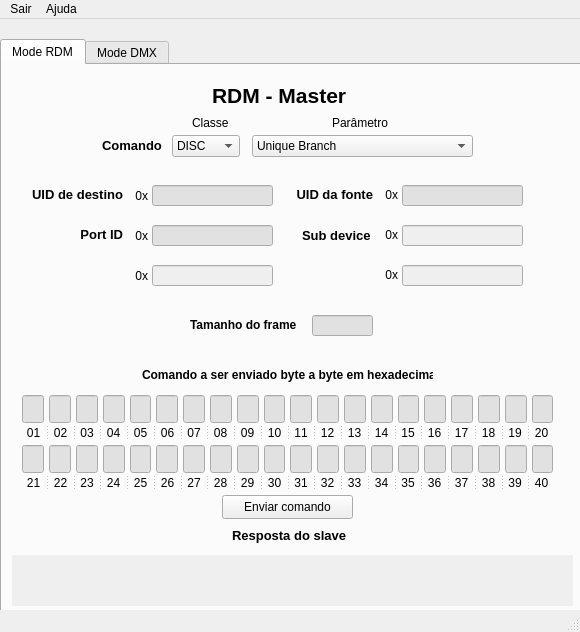
The window that development/RDM_DMX_Master.ui (GuilhermeRS11/GUI_RDM_DMX_Master) describes before a commit, drawn with Qt 5.
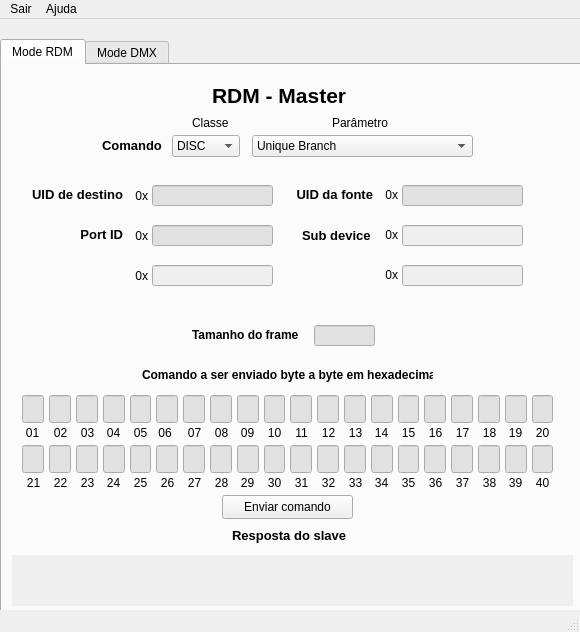
The same window after the commit.

Diff of the .ui file:
```diff
--- a/development/RDM_DMX_Master.ui
+++ b/development/RDM_DMX_Master.ui
@@ -55,6 +55,9 @@
       <pointsize>9</pointsize>
      </font>
     </property>
+    <property name="autoFillBackground">
+     <bool>true</bool>
+    </property>
     <property name="currentIndex">
      <number>0</number>
     </property>
@@ -1628,8 +1631,8 @@
      <widget class="QLineEdit" name="frame_size">
       <property name="geometry">
        <rect>
-        <x>310</x>
-        <y>250</y>
+        <x>312</x>
+        <y>260</y>
         <width>61</width>
         <height>21</height>
        </rect>
@@ -1644,8 +1647,8 @@
      <widget class="QLabel" name="label_5">
       <property name="geometry">
        <rect>
-        <x>188</x>
-        <y>250</y>
+        <x>190</x>
+        <y>260</y>
         <width>111</width>
         <height>20</height>
        </rect>
@@ -1667,240 +1670,525 @@
        <string> 0x</string>
       </property>
      </widget>
-     <widget class="QSplitter" name="splitter_3">
+     <widget class="QLabel" name="label_22">
       <property name="geometry">
        <rect>
-        <x>20</x>
-        <y>410</y>
-        <width>531</width>
+        <x>48</x>
+        <y>360</y>
+        <width>21</width>
         <height>16</height>
        </rect>
       </property>
-      <property name="orientation">
-       <enum>Qt::Horizontal</enum>
+      <property name="text">
+       <string>&lt;html&gt;&lt;head/&gt;&lt;body&gt;&lt;p align=&quot;center&quot;&gt;02&lt;/p&gt;&lt;/body&gt;&lt;/html&gt;</string>
       </property>
-      <widget class="QLabel" name="label_44">
-       <property name="text">
-        <string>&lt;html&gt;&lt;head/&gt;&lt;body&gt;&lt;p align=&quot;center&quot;&gt;21&lt;/p&gt;&lt;/body&gt;&lt;/html&gt;</string>
-       </property>
-      </widget>
-      <widget class="QLabel" name="label_39">
-       <property name="text">
-        <string>&lt;html&gt;&lt;head/&gt;&lt;body&gt;&lt;p align=&quot;center&quot;&gt;22&lt;/p&gt;&lt;/body&gt;&lt;/html&gt;</string>
-       </property>
-      </widget>
-      <widget class="QLabel" name="label_40">
-       <property name="text">
-        <string>&lt;html&gt;&lt;head/&gt;&lt;body&gt;&lt;p align=&quot;center&quot;&gt;23&lt;/p&gt;&lt;/body&gt;&lt;/html&gt;</string>
-       </property>
-      </widget>
-      <widget class="QLabel" name="label_47">
-       <property name="text">
-        <string>&lt;html&gt;&lt;head/&gt;&lt;body&gt;&lt;p align=&quot;center&quot;&gt;24&lt;/p&gt;&lt;/body&gt;&lt;/html&gt;</string>
-       </property>
-      </widget>
-      <widget class="QLabel" name="label_41">
-       <property name="text">
-        <string>&lt;html&gt;&lt;head/&gt;&lt;body&gt;&lt;p align=&quot;center&quot;&gt;25&lt;/p&gt;&lt;/body&gt;&lt;/html&gt;</string>
-       </property>
-      </widget>
-      <widget class="QLabel" name="label_46">
-       <property name="text">
-        <string>&lt;html&gt;&lt;head/&gt;&lt;body&gt;&lt;p align=&quot;center&quot;&gt;26&lt;/p&gt;&lt;/body&gt;&lt;/html&gt;</string>
-       </property>
-      </widget>
-      <widget class="QLabel" name="label_42">
-       <property name="text">
-        <string>&lt;html&gt;&lt;head/&gt;&lt;body&gt;&lt;p align=&quot;center&quot;&gt;27&lt;/p&gt;&lt;/body&gt;&lt;/html&gt;</string>
-       </property>
-      </widget>
-      <widget class="QLabel" name="label_45">
-       <property name="text">
-        <string>&lt;html&gt;&lt;head/&gt;&lt;body&gt;&lt;p align=&quot;center&quot;&gt;28&lt;/p&gt;&lt;/body&gt;&lt;/html&gt;</string>
-       </property>
-      </widget>
-      <widget class="QLabel" name="label_43">
-       <property name="text">
-        <string>&lt;html&gt;&lt;head/&gt;&lt;body&gt;&lt;p align=&quot;center&quot;&gt;29&lt;/p&gt;&lt;/body&gt;&lt;/html&gt;</string>
-       </property>
-      </widget>
-      <widget class="QLabel" name="label_53">
-       <property name="text">
-        <string>&lt;html&gt;&lt;head/&gt;&lt;body&gt;&lt;p align=&quot;center&quot;&gt;30&lt;/p&gt;&lt;/body&gt;&lt;/html&gt;</string>
-       </property>
-      </widget>
-      <widget class="QLabel" name="label_48">
-       <property name="text">
-        <string>&lt;html&gt;&lt;head/&gt;&lt;body&gt;&lt;p align=&quot;center&quot;&gt;31&lt;/p&gt;&lt;/body&gt;&lt;/html&gt;</string>
-       </property>
-      </widget>
-      <widget class="QLabel" name="label_49">
-       <property name="text">
-        <string>&lt;html&gt;&lt;head/&gt;&lt;body&gt;&lt;p align=&quot;center&quot;&gt;32&lt;/p&gt;&lt;/body&gt;&lt;/html&gt;</string>
-       </property>
-      </widget>
-      <widget class="QLabel" name="label_56">
-       <property name="text">
-        <string>&lt;html&gt;&lt;head/&gt;&lt;body&gt;&lt;p align=&quot;center&quot;&gt;33&lt;/p&gt;&lt;/body&gt;&lt;/html&gt;</string>
-       </property>
-      </widget>
-      <widget class="QLabel" name="label_50">
-       <property name="text">
-        <string>&lt;html&gt;&lt;head/&gt;&lt;body&gt;&lt;p align=&quot;center&quot;&gt;34&lt;/p&gt;&lt;/body&gt;&lt;/html&gt;</string>
-       </property>
-      </widget>
-      <widget class="QLabel" name="label_55">
-       <property name="text">
-        <string>&lt;html&gt;&lt;head/&gt;&lt;body&gt;&lt;p align=&quot;center&quot;&gt;35&lt;/p&gt;&lt;/body&gt;&lt;/html&gt;</string>
-       </property>
-      </widget>
-      <widget class="QLabel" name="label_51">
-       <property name="text">
-        <string>&lt;html&gt;&lt;head/&gt;&lt;body&gt;&lt;p align=&quot;center&quot;&gt;36&lt;/p&gt;&lt;/body&gt;&lt;/html&gt;</string>
-       </property>
-      </widget>
-      <widget class="QLabel" name="label_54">
-       <property name="text">
-        <string>&lt;html&gt;&lt;head/&gt;&lt;body&gt;&lt;p align=&quot;center&quot;&gt;37&lt;/p&gt;&lt;/body&gt;&lt;/html&gt;</string>
-       </property>
-      </widget>
-      <widget class="QLabel" name="label_52">
-       <property name="text">
-        <string>&lt;html&gt;&lt;head/&gt;&lt;body&gt;&lt;p align=&quot;center&quot;&gt;38&lt;/p&gt;&lt;/body&gt;&lt;/html&gt;</string>
-       </property>
-      </widget>
-      <widget class="QLabel" name="label_61">
-       <property name="text">
-        <string>&lt;html&gt;&lt;head/&gt;&lt;body&gt;&lt;p align=&quot;center&quot;&gt;39&lt;/p&gt;&lt;/body&gt;&lt;/html&gt;</string>
-       </property>
-      </widget>
-      <widget class="QLabel" name="label_62">
-       <property name="text">
-        <string>&lt;html&gt;&lt;head/&gt;&lt;body&gt;&lt;p align=&quot;center&quot;&gt;40&lt;/p&gt;&lt;/body&gt;&lt;/html&gt;</string>
-       </property>
-      </widget>
      </widget>
-     <widget class="QSplitter" name="splitter_4">
+     <widget class="QLabel" name="label_21">
       <property name="geometry">
        <rect>
         <x>20</x>
         <y>360</y>
-        <width>531</width>
+        <width>21</width>
         <height>16</height>
        </rect>
       </property>
-      <property name="font">
-       <font>
-        <pointsize>9</pointsize>
-        <kerning>false</kerning>
-       </font>
+      <property name="text">
+       <string>&lt;html&gt;&lt;head/&gt;&lt;body&gt;&lt;p align=&quot;center&quot;&gt;01&lt;/p&gt;&lt;/body&gt;&lt;/html&gt;</string>
       </property>
-      <property name="whatsThis">
-       <string>&lt;html&gt;&lt;head/&gt;&lt;body&gt;&lt;p align=&quot;center&quot;&gt;&lt;br/&gt;&lt;/p&gt;&lt;/body&gt;&lt;/html&gt;</string>
+     </widget>
+     <widget class="QLabel" name="label_23">
+      <property name="geometry">
+       <rect>
+        <x>75</x>
+        <y>360</y>
+        <width>21</width>
+        <height>16</height>
+       </rect>
       </property>
-      <property name="orientation">
-       <enum>Qt::Horizontal</enum>
+      <property name="text">
+       <string>&lt;html&gt;&lt;head/&gt;&lt;body&gt;&lt;p align=&quot;center&quot;&gt;03&lt;/p&gt;&lt;/body&gt;&lt;/html&gt;</string>
       </property>
-      <widget class="QLabel" name="label_21">
-       <property name="text">
-        <string>&lt;html&gt;&lt;head/&gt;&lt;body&gt;&lt;p align=&quot;center&quot;&gt;01&lt;/p&gt;&lt;/body&gt;&lt;/html&gt;</string>
-       </property>
-      </widget>
-      <widget class="QLabel" name="label_22">
-       <property name="text">
-        <string>&lt;html&gt;&lt;head/&gt;&lt;body&gt;&lt;p align=&quot;center&quot;&gt;02&lt;/p&gt;&lt;/body&gt;&lt;/html&gt;</string>
-       </property>
-      </widget>
-      <widget class="QLabel" name="label_23">
-       <property name="text">
-        <string>&lt;html&gt;&lt;head/&gt;&lt;body&gt;&lt;p align=&quot;center&quot;&gt;03&lt;/p&gt;&lt;/body&gt;&lt;/html&gt;</string>
-       </property>
-      </widget>
-      <widget class="QLabel" name="label_26">
-       <property name="text">
-        <string>&lt;html&gt;&lt;head/&gt;&lt;body&gt;&lt;p align=&quot;center&quot;&gt;04&lt;/p&gt;&lt;/body&gt;&lt;/html&gt;</string>
-       </property>
-      </widget>
-      <widget class="QLabel" name="label_24">
-       <property name="text">
-        <string>&lt;html&gt;&lt;head/&gt;&lt;body&gt;&lt;p align=&quot;center&quot;&gt;05&lt;/p&gt;&lt;/body&gt;&lt;/html&gt;</string>
-       </property>
-      </widget>
-      <widget class="QLabel" name="label_25">
-       <property name="text">
-        <string>&lt;html&gt;&lt;head/&gt;&lt;body&gt;&lt;p align=&quot;center&quot;&gt;06&lt;/p&gt;&lt;/body&gt;&lt;/html&gt;</string>
-       </property>
-      </widget>
-      <widget class="QLabel" name="label_29">
-       <property name="text">
-        <string>&lt;html&gt;&lt;head/&gt;&lt;body&gt;&lt;p align=&quot;center&quot;&gt;07&lt;/p&gt;&lt;/body&gt;&lt;/html&gt;</string>
-       </property>
-      </widget>
-      <widget class="QLabel" name="label_27">
-       <property name="text">
-        <string>&lt;html&gt;&lt;head/&gt;&lt;body&gt;&lt;p align=&quot;center&quot;&gt;08&lt;/p&gt;&lt;/body&gt;&lt;/html&gt;</string>
-       </property>
-      </widget>
-      <widget class="QLabel" name="label_28">
-       <property name="text">
-        <string>&lt;html&gt;&lt;head/&gt;&lt;body&gt;&lt;p align=&quot;center&quot;&gt;09&lt;/p&gt;&lt;/body&gt;&lt;/html&gt;</string>
-       </property>
-      </widget>
-      <widget class="QLabel" name="label_35">
-       <property name="text">
-        <string>&lt;html&gt;&lt;head/&gt;&lt;body&gt;&lt;p align=&quot;center&quot;&gt;10&lt;/p&gt;&lt;/body&gt;&lt;/html&gt;</string>
-       </property>
-      </widget>
-      <widget class="QLabel" name="label_30">
-       <property name="text">
-        <string>&lt;html&gt;&lt;head/&gt;&lt;body&gt;&lt;p align=&quot;center&quot;&gt;11&lt;/p&gt;&lt;/body&gt;&lt;/html&gt;</string>
-       </property>
-      </widget>
-      <widget class="QLabel" name="label_31">
-       <property name="text">
-        <string>&lt;html&gt;&lt;head/&gt;&lt;body&gt;&lt;p align=&quot;center&quot;&gt;12&lt;/p&gt;&lt;/body&gt;&lt;/html&gt;</string>
-       </property>
-      </widget>
-      <widget class="QLabel" name="label_38">
-       <property name="text">
-        <string>&lt;html&gt;&lt;head/&gt;&lt;body&gt;&lt;p align=&quot;center&quot;&gt;13&lt;/p&gt;&lt;/body&gt;&lt;/html&gt;</string>
-       </property>
-      </widget>
-      <widget class="QLabel" name="label_32">
-       <property name="text">
-        <string>&lt;html&gt;&lt;head/&gt;&lt;body&gt;&lt;p align=&quot;center&quot;&gt;14&lt;/p&gt;&lt;/body&gt;&lt;/html&gt;</string>
-       </property>
-      </widget>
-      <widget class="QLabel" name="label_37">
-       <property name="text">
-        <string>&lt;html&gt;&lt;head/&gt;&lt;body&gt;&lt;p align=&quot;center&quot;&gt;15&lt;/p&gt;&lt;/body&gt;&lt;/html&gt;</string>
-       </property>
-      </widget>
-      <widget class="QLabel" name="label_33">
-       <property name="text">
-        <string>&lt;html&gt;&lt;head/&gt;&lt;body&gt;&lt;p align=&quot;center&quot;&gt;16&lt;/p&gt;&lt;/body&gt;&lt;/html&gt;</string>
-       </property>
-      </widget>
-      <widget class="QLabel" name="label_36">
-       <property name="text">
-        <string>&lt;html&gt;&lt;head/&gt;&lt;body&gt;&lt;p align=&quot;center&quot;&gt;17&lt;/p&gt;&lt;/body&gt;&lt;/html&gt;</string>
-       </property>
-      </widget>
-      <widget class="QLabel" name="label_34">
-       <property name="text">
-        <string>&lt;html&gt;&lt;head/&gt;&lt;body&gt;&lt;p align=&quot;center&quot;&gt;18&lt;/p&gt;&lt;/body&gt;&lt;/html&gt;</string>
-       </property>
-      </widget>
-      <widget class="QLabel" name="label_57">
-       <property name="text">
-        <string>&lt;html&gt;&lt;head/&gt;&lt;body&gt;&lt;p align=&quot;center&quot;&gt;19&lt;/p&gt;&lt;/body&gt;&lt;/html&gt;</string>
-       </property>
-      </widget>
-      <widget class="QLabel" name="label_58">
-       <property name="text">
-        <string>&lt;html&gt;&lt;head/&gt;&lt;body&gt;&lt;p align=&quot;center&quot;&gt;20&lt;/p&gt;&lt;/body&gt;&lt;/html&gt;</string>
-       </property>
-      </widget>
+     </widget>
+     <widget class="QLabel" name="label_26">
+      <property name="geometry">
+       <rect>
+        <x>101</x>
+        <y>360</y>
+        <width>21</width>
+        <height>16</height>
+       </rect>
+      </property>
+      <property name="text">
+       <string>&lt;html&gt;&lt;head/&gt;&lt;body&gt;&lt;p align=&quot;center&quot;&gt;04&lt;/p&gt;&lt;/body&gt;&lt;/html&gt;</string>
+      </property>
+     </widget>
+     <widget class="QLabel" name="label_25">
+      <property name="geometry">
+       <rect>
+        <x>155</x>
+        <y>360</y>
+        <width>16</width>
+        <height>16</height>
+       </rect>
+      </property>
+      <property name="text">
+       <string>&lt;html&gt;&lt;head/&gt;&lt;body&gt;&lt;p align=&quot;center&quot;&gt;06&lt;/p&gt;&lt;/body&gt;&lt;/html&gt;</string>
+      </property>
+     </widget>
+     <widget class="QLabel" name="label_24">
+      <property name="geometry">
+       <rect>
+        <x>128</x>
+        <y>360</y>
+        <width>21</width>
+        <height>16</height>
+       </rect>
+      </property>
+      <property name="text">
+       <string>&lt;html&gt;&lt;head/&gt;&lt;body&gt;&lt;p align=&quot;center&quot;&gt;05&lt;/p&gt;&lt;/body&gt;&lt;/html&gt;</string>
+      </property>
+     </widget>
+     <widget class="QLabel" name="label_29">
+      <property name="geometry">
+       <rect>
+        <x>182</x>
+        <y>360</y>
+        <width>21</width>
+        <height>16</height>
+       </rect>
+      </property>
+      <property name="text">
+       <string>&lt;html&gt;&lt;head/&gt;&lt;body&gt;&lt;p align=&quot;center&quot;&gt;07&lt;/p&gt;&lt;/body&gt;&lt;/html&gt;</string>
+      </property>
+     </widget>
+     <widget class="QLabel" name="label_27">
+      <property name="geometry">
+       <rect>
+        <x>209</x>
+        <y>360</y>
+        <width>21</width>
+        <height>16</height>
+       </rect>
+      </property>
+      <property name="text">
+       <string>&lt;html&gt;&lt;head/&gt;&lt;body&gt;&lt;p align=&quot;center&quot;&gt;08&lt;/p&gt;&lt;/body&gt;&lt;/html&gt;</string>
+      </property>
+     </widget>
+     <widget class="QLabel" name="label_28">
+      <property name="geometry">
+       <rect>
+        <x>235</x>
+        <y>360</y>
+        <width>21</width>
+        <height>16</height>
+       </rect>
+      </property>
+      <property name="text">
+       <string>&lt;html&gt;&lt;head/&gt;&lt;body&gt;&lt;p align=&quot;center&quot;&gt;09&lt;/p&gt;&lt;/body&gt;&lt;/html&gt;</string>
+      </property>
+     </widget>
+     <widget class="QLabel" name="label_35">
+      <property name="geometry">
+       <rect>
+        <x>262</x>
+        <y>360</y>
+        <width>21</width>
+        <height>16</height>
+       </rect>
+      </property>
+      <property name="text">
+       <string>&lt;html&gt;&lt;head/&gt;&lt;body&gt;&lt;p align=&quot;center&quot;&gt;10&lt;/p&gt;&lt;/body&gt;&lt;/html&gt;</string>
+      </property>
+     </widget>
+     <widget class="QLabel" name="label_30">
+      <property name="geometry">
+       <rect>
+        <x>289</x>
+        <y>360</y>
+        <width>21</width>
+        <height>16</height>
+       </rect>
+      </property>
+      <property name="text">
+       <string>&lt;html&gt;&lt;head/&gt;&lt;body&gt;&lt;p align=&quot;center&quot;&gt;11&lt;/p&gt;&lt;/body&gt;&lt;/html&gt;</string>
+      </property>
+     </widget>
+     <widget class="QLabel" name="label_31">
+      <property name="geometry">
+       <rect>
+        <x>316</x>
+        <y>360</y>
+        <width>21</width>
+        <height>16</height>
+       </rect>
+      </property>
+      <property name="text">
+       <string>&lt;html&gt;&lt;head/&gt;&lt;body&gt;&lt;p align=&quot;center&quot;&gt;12&lt;/p&gt;&lt;/body&gt;&lt;/html&gt;</string>
+      </property>
+     </widget>
+     <widget class="QLabel" name="label_38">
+      <property name="geometry">
+       <rect>
+        <x>343</x>
+        <y>360</y>
+        <width>21</width>
+        <height>16</height>
+       </rect>
+      </property>
+      <property name="text">
+       <string>&lt;html&gt;&lt;head/&gt;&lt;body&gt;&lt;p align=&quot;center&quot;&gt;13&lt;/p&gt;&lt;/body&gt;&lt;/html&gt;</string>
+      </property>
+     </widget>
+     <widget class="QLabel" name="label_32">
+      <property name="geometry">
+       <rect>
+        <x>369</x>
+        <y>360</y>
+        <width>21</width>
+        <height>16</height>
+       </rect>
+      </property>
+      <property name="text">
+       <string>&lt;html&gt;&lt;head/&gt;&lt;body&gt;&lt;p align=&quot;center&quot;&gt;14&lt;/p&gt;&lt;/body&gt;&lt;/html&gt;</string>
+      </property>
+     </widget>
+     <widget class="QLabel" name="label_37">
+      <property name="geometry">
+       <rect>
+        <x>396</x>
+        <y>360</y>
+        <width>21</width>
+        <height>16</height>
+       </rect>
+      </property>
+      <property name="text">
+       <string>&lt;html&gt;&lt;head/&gt;&lt;body&gt;&lt;p align=&quot;center&quot;&gt;15&lt;/p&gt;&lt;/body&gt;&lt;/html&gt;</string>
+      </property>
+     </widget>
+     <widget class="QLabel" name="label_33">
+      <property name="geometry">
+       <rect>
+        <x>423</x>
+        <y>360</y>
+        <width>21</width>
+        <height>16</height>
+       </rect>
+      </property>
+      <property name="text">
+       <string>&lt;html&gt;&lt;head/&gt;&lt;body&gt;&lt;p align=&quot;center&quot;&gt;16&lt;/p&gt;&lt;/body&gt;&lt;/html&gt;</string>
+      </property>
+     </widget>
+     <widget class="QLabel" name="label_36">
+      <property name="geometry">
+       <rect>
+        <x>450</x>
+        <y>360</y>
+        <width>21</width>
+        <height>16</height>
+       </rect>
+      </property>
+      <property name="text">
+       <string>&lt;html&gt;&lt;head/&gt;&lt;body&gt;&lt;p align=&quot;center&quot;&gt;17&lt;/p&gt;&lt;/body&gt;&lt;/html&gt;</string>
+      </property>
+     </widget>
+     <widget class="QLabel" name="label_34">
+      <property name="geometry">
+       <rect>
+        <x>477</x>
+        <y>360</y>
+        <width>21</width>
+        <height>16</height>
+       </rect>
+      </property>
+      <property name="text">
+       <string>&lt;html&gt;&lt;head/&gt;&lt;body&gt;&lt;p align=&quot;center&quot;&gt;18&lt;/p&gt;&lt;/body&gt;&lt;/html&gt;</string>
+      </property>
+     </widget>
+     <widget class="QLabel" name="label_57">
+      <property name="geometry">
+       <rect>
+        <x>503</x>
+        <y>360</y>
+        <width>21</width>
+        <height>16</height>
+       </rect>
+      </property>
+      <property name="text">
+       <string>&lt;html&gt;&lt;head/&gt;&lt;body&gt;&lt;p align=&quot;center&quot;&gt;19&lt;/p&gt;&lt;/body&gt;&lt;/html&gt;</string>
+      </property>
+     </widget>
+     <widget class="QLabel" name="label_58">
+      <property name="geometry">
+       <rect>
+        <x>530</x>
+        <y>360</y>
+        <width>21</width>
+        <height>16</height>
+       </rect>
+      </property>
+      <property name="text">
+       <string>&lt;html&gt;&lt;head/&gt;&lt;body&gt;&lt;p align=&quot;center&quot;&gt;20&lt;/p&gt;&lt;/body&gt;&lt;/html&gt;</string>
+      </property>
+     </widget>
+     <widget class="QLabel" name="label_44">
+      <property name="geometry">
+       <rect>
+        <x>21</x>
+        <y>410</y>
+        <width>21</width>
+        <height>16</height>
+       </rect>
+      </property>
+      <property name="text">
+       <string>&lt;html&gt;&lt;head/&gt;&lt;body&gt;&lt;p align=&quot;center&quot;&gt;21&lt;/p&gt;&lt;/body&gt;&lt;/html&gt;</string>
+      </property>
+     </widget>
+     <widget class="QLabel" name="label_39">
+      <property name="geometry">
+       <rect>
+        <x>48</x>
+        <y>410</y>
+        <width>21</width>
+        <height>16</height>
+       </rect>
+      </property>
+      <property name="text">
+       <string>&lt;html&gt;&lt;head/&gt;&lt;body&gt;&lt;p align=&quot;center&quot;&gt;22&lt;/p&gt;&lt;/body&gt;&lt;/html&gt;</string>
+      </property>
+     </widget>
+     <widget class="QLabel" name="label_40">
+      <property name="geometry">
+       <rect>
+        <x>75</x>
+        <y>410</y>
+        <width>21</width>
+        <height>16</height>
+       </rect>
+      </property>
+      <property name="text">
+       <string>&lt;html&gt;&lt;head/&gt;&lt;body&gt;&lt;p align=&quot;center&quot;&gt;23&lt;/p&gt;&lt;/body&gt;&lt;/html&gt;</string>
+      </property>
+     </widget>
+     <widget class="QLabel" name="label_47">
+      <property name="geometry">
+       <rect>
+        <x>101</x>
+        <y>410</y>
+        <width>21</width>
+        <height>16</height>
+       </rect>
+      </property>
+      <property name="text">
+       <string>&lt;html&gt;&lt;head/&gt;&lt;body&gt;&lt;p align=&quot;center&quot;&gt;24&lt;/p&gt;&lt;/body&gt;&lt;/html&gt;</string>
+      </property>
+     </widget>
+     <widget class="QLabel" name="label_41">
+      <property name="geometry">
+       <rect>
+        <x>128</x>
+        <y>410</y>
+        <width>21</width>
+        <height>16</height>
+       </rect>
+      </property>
+      <property name="text">
+       <string>&lt;html&gt;&lt;head/&gt;&lt;body&gt;&lt;p align=&quot;center&quot;&gt;25&lt;/p&gt;&lt;/body&gt;&lt;/html&gt;</string>
+      </property>
+     </widget>
+     <widget class="QLabel" name="label_46">
+      <property name="geometry">
+       <rect>
+        <x>155</x>
+        <y>410</y>
+        <width>21</width>
+        <height>16</height>
+       </rect>
+      </property>
+      <property name="text">
+       <string>&lt;html&gt;&lt;head/&gt;&lt;body&gt;&lt;p align=&quot;center&quot;&gt;26&lt;/p&gt;&lt;/body&gt;&lt;/html&gt;</string>
+      </property>
+     </widget>
+     <widget class="QLabel" name="label_42">
+      <property name="geometry">
+       <rect>
+        <x>182</x>
+        <y>410</y>
+        <width>21</width>
+        <height>16</height>
+       </rect>
+      </property>
+      <property name="text">
+       <string>&lt;html&gt;&lt;head/&gt;&lt;body&gt;&lt;p align=&quot;center&quot;&gt;27&lt;/p&gt;&lt;/body&gt;&lt;/html&gt;</string>
+      </property>
+     </widget>
+     <widget class="QLabel" name="label_45">
+      <property name="geometry">
+       <rect>
+        <x>209</x>
+        <y>410</y>
+        <width>21</width>
+        <height>16</height>
+       </rect>
+      </property>
+      <property name="text">
+       <string>&lt;html&gt;&lt;head/&gt;&lt;body&gt;&lt;p align=&quot;center&quot;&gt;28&lt;/p&gt;&lt;/body&gt;&lt;/html&gt;</string>
+      </property>
+     </widget>
+     <widget class="QLabel" name="label_43">
+      <property name="geometry">
+       <rect>
+        <x>235</x>
+        <y>410</y>
+        <width>21</width>
+        <height>16</height>
+       </rect>
+      </property>
+      <property name="text">
+       <string>&lt;html&gt;&lt;head/&gt;&lt;body&gt;&lt;p align=&quot;center&quot;&gt;29&lt;/p&gt;&lt;/body&gt;&lt;/html&gt;</string>
+      </property>
+     </widget>
+     <widget class="QLabel" name="label_53">
+      <property name="geometry">
+       <rect>
+        <x>262</x>
+        <y>410</y>
+        <width>21</width>
+        <height>16</height>
+       </rect>
+      </property>
+      <property name="text">
+       <string>&lt;html&gt;&lt;head/&gt;&lt;body&gt;&lt;p align=&quot;center&quot;&gt;30&lt;/p&gt;&lt;/body&gt;&lt;/html&gt;</string>
+      </property>
+     </widget>
+     <widget class="QLabel" name="label_48">
+      <property name="geometry">
+       <rect>
+        <x>289</x>
+        <y>410</y>
+        <width>21</width>
+        <height>16</height>
+       </rect>
+      </property>
+      <property name="text">
+       <string>&lt;html&gt;&lt;head/&gt;&lt;body&gt;&lt;p align=&quot;center&quot;&gt;31&lt;/p&gt;&lt;/body&gt;&lt;/html&gt;</string>
+      </property>
+     </widget>
+     <widget class="QLabel" name="label_56">
+      <property name="geometry">
+       <rect>
+        <x>343</x>
+        <y>410</y>
+        <width>21</width>
+        <height>16</height>
+       </rect>
+      </property>
+      <property name="text">
+       <string>&lt;html&gt;&lt;head/&gt;&lt;body&gt;&lt;p align=&quot;center&quot;&gt;33&lt;/p&gt;&lt;/body&gt;&lt;/html&gt;</string>
+      </property>
+     </widget>
+     <widget class="QLabel" name="label_49">
+      <property name="geometry">
+       <rect>
+        <x>316</x>
+        <y>410</y>
+        <width>21</width>
+        <height>16</height>
+       </rect>
+      </property>
+      <property name="text">
+       <string>&lt;html&gt;&lt;head/&gt;&lt;body&gt;&lt;p align=&quot;center&quot;&gt;32&lt;/p&gt;&lt;/body&gt;&lt;/html&gt;</string>
+      </property>
+     </widget>
+     <widget class="QLabel" name="label_50">
+      <property name="geometry">
+       <rect>
+        <x>369</x>
+        <y>410</y>
+        <width>21</width>
+        <height>16</height>
+       </rect>
+      </property>
+      <property name="text">
+       <string>&lt;html&gt;&lt;head/&gt;&lt;body&gt;&lt;p align=&quot;center&quot;&gt;34&lt;/p&gt;&lt;/body&gt;&lt;/html&gt;</string>
+      </property>
+     </widget>
+     <widget class="QLabel" name="label_55">
+      <property name="geometry">
+       <rect>
+        <x>396</x>
+        <y>410</y>
+        <width>21</width>
+        <height>16</height>
+       </rect>
+      </property>
+      <property name="text">
+       <string>&lt;html&gt;&lt;head/&gt;&lt;body&gt;&lt;p align=&quot;center&quot;&gt;35&lt;/p&gt;&lt;/body&gt;&lt;/html&gt;</string>
+      </property>
+     </widget>
+     <widget class="QLabel" name="label_54">
+      <property name="geometry">
+       <rect>
+        <x>450</x>
+        <y>410</y>
+        <width>21</width>
+        <height>16</height>
+       </rect>
+      </property>
+      <property name="text">
+       <string>&lt;html&gt;&lt;head/&gt;&lt;body&gt;&lt;p align=&quot;center&quot;&gt;37&lt;/p&gt;&lt;/body&gt;&lt;/html&gt;</string>
+      </property>
+     </widget>
+     <widget class="QLabel" name="label_51">
+      <property name="geometry">
+       <rect>
+        <x>423</x>
+        <y>410</y>
+        <width>21</width>
+        <height>16</height>
+       </rect>
+      </property>
+      <property name="text">
+       <string>&lt;html&gt;&lt;head/&gt;&lt;body&gt;&lt;p align=&quot;center&quot;&gt;36&lt;/p&gt;&lt;/body&gt;&lt;/html&gt;</string>
+      </property>
+     </widget>
+     <widget class="QLabel" name="label_52">
+      <property name="geometry">
+       <rect>
+        <x>477</x>
+        <y>410</y>
+        <width>21</width>
+        <height>16</height>
+       </rect>
+      </property>
+      <property name="text">
+       <string>&lt;html&gt;&lt;head/&gt;&lt;body&gt;&lt;p align=&quot;center&quot;&gt;38&lt;/p&gt;&lt;/body&gt;&lt;/html&gt;</string>
+      </property>
+     </widget>
+     <widget class="QLabel" name="label_61">
+      <property name="geometry">
+       <rect>
+        <x>503</x>
+        <y>410</y>
+        <width>21</width>
+        <height>16</height>
+       </rect>
+      </property>
+      <property name="text">
+       <string>&lt;html&gt;&lt;head/&gt;&lt;body&gt;&lt;p align=&quot;center&quot;&gt;39&lt;/p&gt;&lt;/body&gt;&lt;/html&gt;</string>
+      </property>
+     </widget>
+     <widget class="QLabel" name="label_62">
+      <property name="geometry">
+       <rect>
+        <x>530</x>
+        <y>410</y>
+        <width>21</width>
+        <height>16</height>
+       </rect>
+      </property>
+      <property name="text">
+       <string>&lt;html&gt;&lt;head/&gt;&lt;body&gt;&lt;p align=&quot;center&quot;&gt;40&lt;/p&gt;&lt;/body&gt;&lt;/html&gt;</string>
+      </property>
      </widget>
     </widget>
     <widget class="QWidget" name="DMX_tab">
```
Left out of the diff: 17 changed lines with no effect on the pictures.
